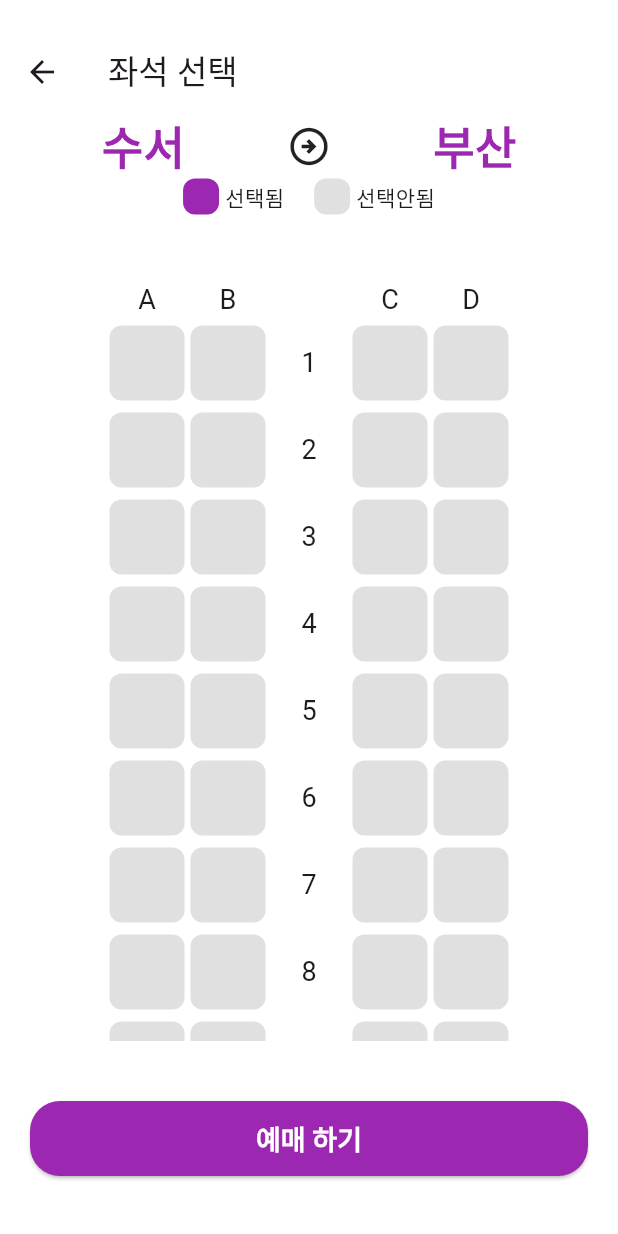
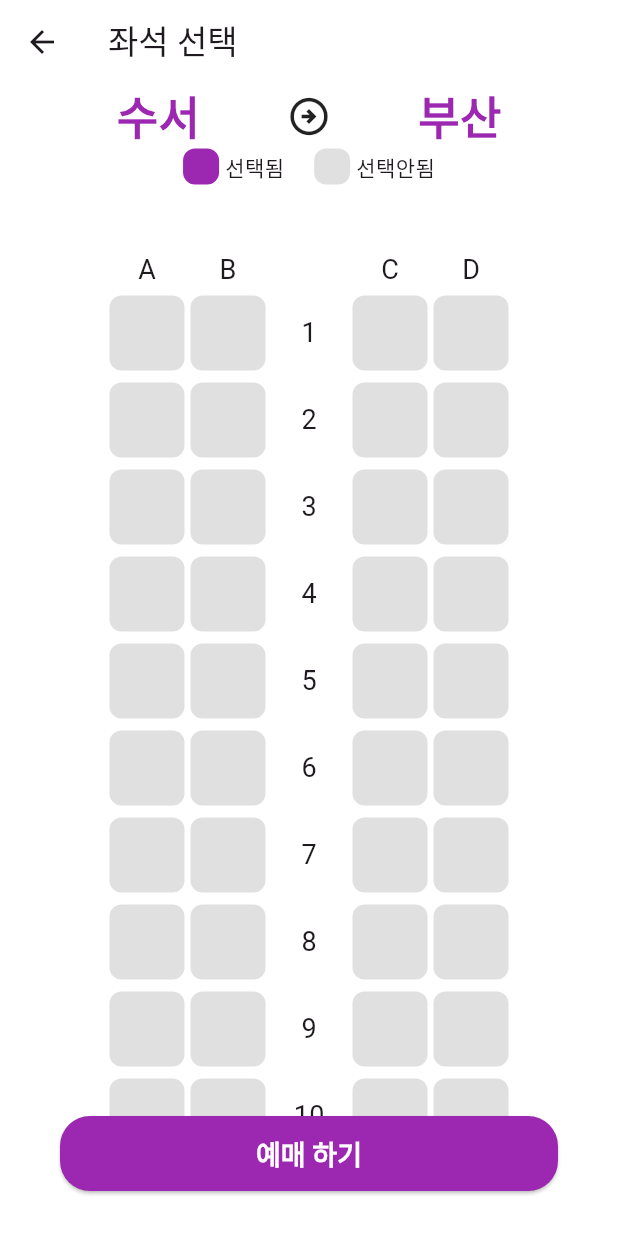
Before and after one commit to PolarisAnnie/flutter_train_app, a Flutter app: the SeatPage screen opened directly, on a phone screen of 412 x 824 dp. Run offline on Flutter 3.47's test engine with Material 3 defaults, Android fonts, the phone set to English and light mode, and no system bars.

Commit message:
fix: seat_page 내 예매하기 버튼 및 전체 화면 패딩 수정

```diff
--- a/lib/seat_page/seat_list.dart
+++ b/lib/seat_page/seat_list.dart
@@ -1,14 +1,14 @@
 import 'package:flutter/material.dart';
 import 'package:flutter_train_app/seat_page/seat_index.dart';
-import 'package:flutter_train_app/seat_page/seat_widget.dart.dart';
+import 'package:flutter_train_app/seat_page/select_seat_box.dart';
 
 class SeatList extends StatelessWidget {
   @override
   Widget build(BuildContext context) {
     return Expanded(
-      child: Padding(
-        padding: const EdgeInsets.symmetric(vertical: 20),
-        child: ListView(children: [SeatRowIndex(), SelectSeatBox()]),
+      child: ListView(
+        padding: EdgeInsets.symmetric(vertical: 20),
+        children: [SeatRowIndex(), SelectSeatBox()],
       ),
     );
   }
--- a/lib/seat_page/seat_page.dart
+++ b/lib/seat_page/seat_page.dart
@@ -8,11 +8,11 @@ import 'package:flutter_train_app/seat_page/seat_staion.dart';
 class SeatPage extends StatelessWidget {
   @override
   Widget build(BuildContext context) {
-    return Padding(
-      padding: const EdgeInsets.symmetric(vertical: 20),
-      child: Scaffold(
-        appBar: AppBar(title: Text("좌석 선택")),
-        body: Column(
+    return Scaffold(
+      appBar: AppBar(title: Text("좌석 선택")),
+      body: Padding(
+        padding: const EdgeInsets.symmetric(horizontal: 20),
+        child: Column(
           children: [
             SeatStation(),
             SeatLabel(),
--- a/lib/seat_page/seat_reservation_button.dart
+++ b/lib/seat_page/seat_reservation_button.dart
@@ -6,7 +6,7 @@ class SeatReservationButton extends StatelessWidget {
   @override
   Widget build(BuildContext context) {
     return Padding(
-      padding: const EdgeInsets.all(20.0),
+      padding: const EdgeInsets.only(top: 0, bottom: 30, left: 20, right: 20),
       child: SizedBox(
         width: double.infinity,
         height: 50,
```
Also changed, not shown: lib/seat_page/select_seat_box.dart (renamed from lib/seat_page/seat_widget.dart.dart).
